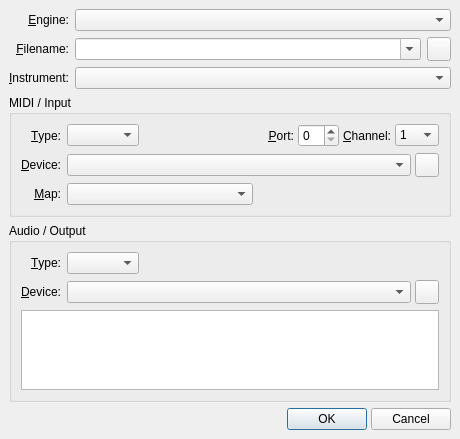
First picture: the form in src/qsamplerChannelForm.ui, repository rncbc/qsampler, before the edit.
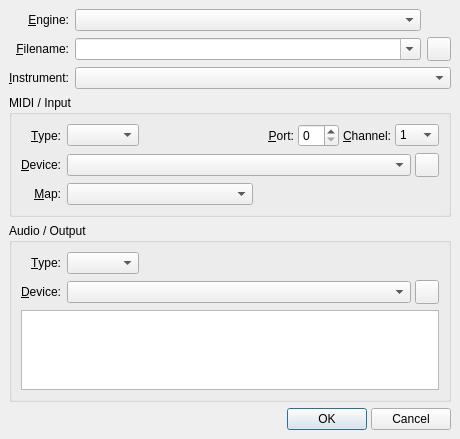
Second picture: the form after the edit. Icons and pictures are not drawn.

Patch:
```diff
--- a/src/qsamplerChannelForm.ui
+++ b/src/qsamplerChannelForm.ui
@@ -135,7 +135,7 @@
        </property>
       </widget>
      </item>
-     <item row="0" column="1" colspan="2" >
+     <item row="0" column="1" colspan="1" >
       <widget class="QComboBox" name="EngineNameComboBox" >
        <property name="sizePolicy" >
         <sizepolicy>
```
